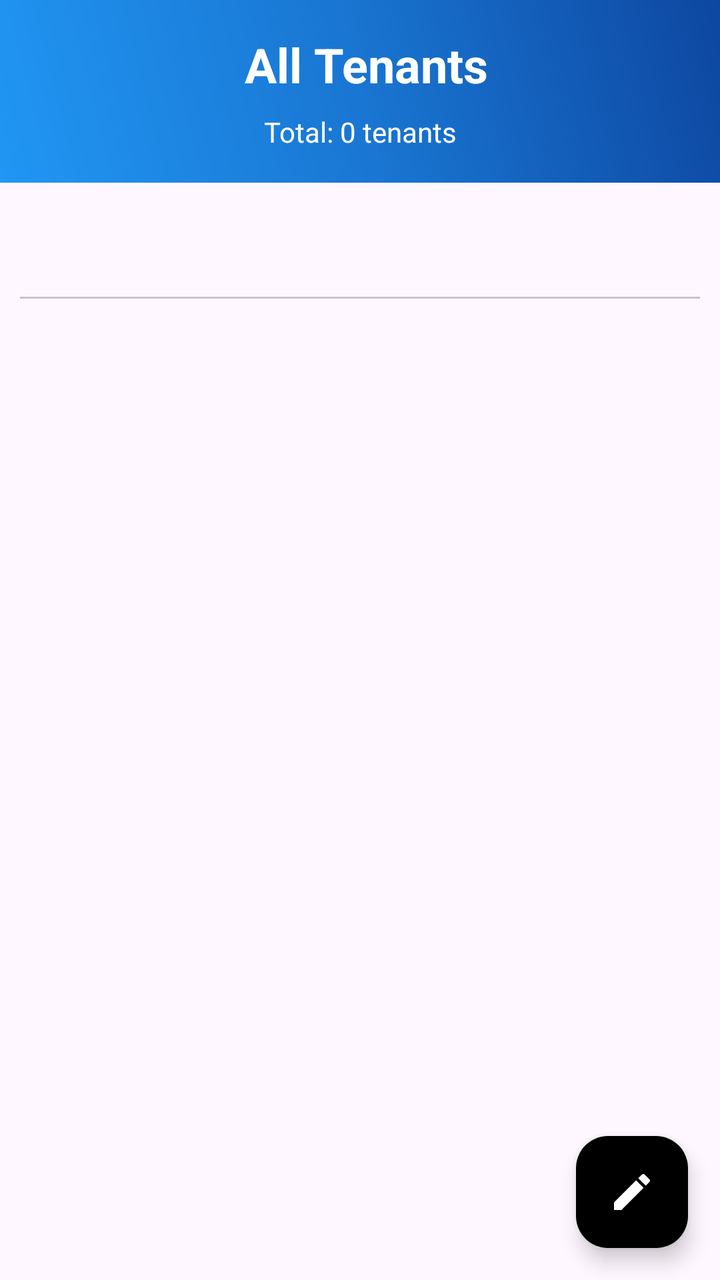
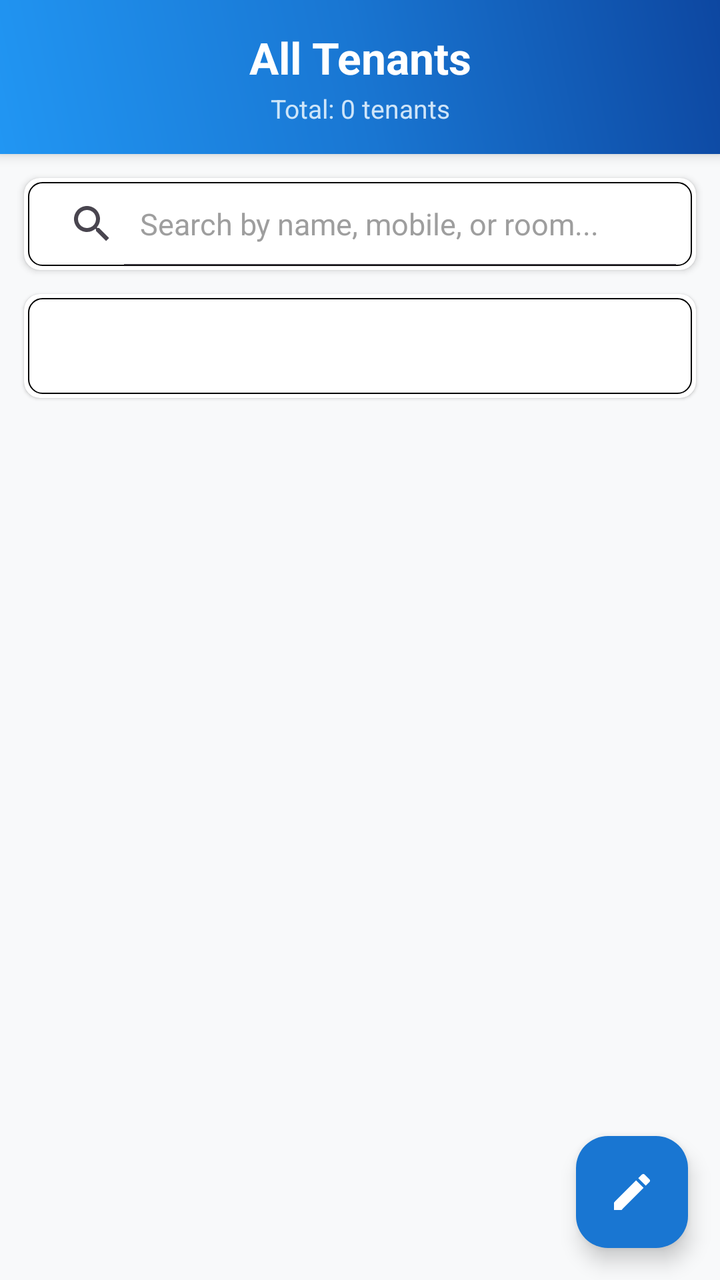

The first picture is an Android layout as it rendered before a commit; the second is the same layout after the commit. The layout source and the unified diff follow.
<!-- AndroidManifest.xml: application theme Theme.RentMangment -->
<!-- res/layout/fragment_tenants_tabbed.xml -->
<?xml version="1.0" encoding="utf-8"?>
<androidx.coordinatorlayout.widget.CoordinatorLayout xmlns:android="http://schemas.android.com/apk/res/android"
    xmlns:app="http://schemas.android.com/apk/res-auto"
    android:layout_width="match_parent"
    android:layout_height="match_parent">

    <LinearLayout
        android:layout_width="match_parent"
        android:layout_height="match_parent"
        android:orientation="vertical">

        


            <LinearLayout
                android:layout_width="match_parent"
                android:layout_height="wrap_content"
                android:orientation="vertical"
                android:padding="16dp"
                android:background="@drawable/nav_header_gradient">

                <TextView
                    android:layout_width="match_parent"
                    android:layout_height="wrap_content"
                    android:text=" All Tenants"
                    android:textSize="24sp"
                    android:textStyle="bold"
                    android:textColor="@color/white"
                    android:gravity="center"
                    android:layout_marginBottom="8dp" />

                <TextView
                    android:id="@+id/tvTotalCount"
                    android:layout_width="match_parent"
                    android:layout_height="wrap_content"
                    android:text="Total: 0 tenants"
                    android:textSize="14sp"
                    android:textColor="@color/white"
                    android:gravity="center" />

            </LinearLayout>


        
        <com.google.android.material.tabs.TabLayout
            android:id="@+id/tabLayout"
            android:layout_width="match_parent"
            android:layout_height="wrap_content"
            android:layout_marginTop="20dp"
            android:layout_marginHorizontal="16dp"
            android:layout_marginBottom="8dp"
            app:tabMode="fixed"
            android:layout_margin="10dp"
            app:tabGravity="fill"
            app:tabSelectedTextColor="@color/black"
            app:tabTextColor="@android:color/darker_gray"
            app:tabIndicatorColor="@color/black"
            app:tabIndicatorHeight="3dp"
            app:tabBackground="@drawable/room_header_background"
            app:tabRippleColor="@color/black" />

        
        <androidx.viewpager2.widget.ViewPager2
            android:id="@+id/viewPager"
            android:layout_width="match_parent"
            android:layout_height="0dp"
            android:layout_weight="1"
            android:layout_marginTop="10dp"
            android:layout_marginHorizontal="8dp" />

    </LinearLayout>

    
    <com.google.android.material.floatingactionbutton.FloatingActionButton
        android:id="@+id/fabAddTenant"
        android:layout_width="wrap_content"
        android:layout_height="wrap_content"
        android:layout_gravity="bottom|end"
        android:layout_margin="16dp"
        android:src="@drawable/ic_edit"
        app:tint="@android:color/white"
        app:backgroundTint="@color/black" />

</androidx.coordinatorlayout.widget.CoordinatorLayout>
<!-- resources referenced by this layout -->
<resources>
  <color name="black">#FF000000</color>
  <color name="white">#FFFFFFFF</color>
  <!-- drawable ic_edit (drawable) -->
  <?xml version="1.0" encoding="utf-8"?>
  <vector xmlns:android="http://schemas.android.com/apk/res/android"
      android:width="24dp"
      android:height="24dp"
      android:viewportWidth="24"
      android:viewportHeight="24">
  
      <path
          android:fillColor="#FF000000"
          android:pathData="M3,17.25V21h3.75L17.81,9.94l-3.75-3.75L3,17.25zM20.71,7.04c0.39,-0.39 0.39,-1.02 0,-1.41l-2.34,-2.34c-0.39,-0.39 -1.02,-0.39 -1.41,0l-1.83,1.83l3.75,3.75L20.71,7.04z" />
  </vector>
  <!-- drawable nav_header_gradient (drawable) -->
  <?xml version="1.0" encoding="utf-8"?>
  <shape xmlns:android="http://schemas.android.com/apk/res/android">
      <gradient
          android:angle="45"
          android:startColor="#2196F3"
          android:centerColor="#1976D2"
          android:endColor="#0D47A1"
          android:type="linear" />
  </shape>
  <!-- drawable room_header_background (drawable) -->
  <?xml version="1.0" encoding="utf-8"?>
  <shape xmlns:android="http://schemas.android.com/apk/res/android"
      android:shape="rectangle">
      <solid android:color="@color/room_header_bg" />
      <corners android:radius="8dp" />
      <stroke android:width="1dp" android:color="@color/room_header_border" />
  </shape>
  <style name="Theme.RentMangment" parent="Base.Theme.RentMangment" />
  <color name="room_header_bg">#E3F2FD</color>
  <color name="room_header_border">#BBDEFB</color>
  <style name="Base.Theme.RentMangment" parent="Theme.Material3.DayNight.NoActionBar">
          
          
      </style>
</resources>

<!-- the commit's change to res/layout/fragment_tenants_tabbed.xml (unified diff, before → after) -->
@@ -1,8 +1,10 @@
 <?xml version="1.0" encoding="utf-8"?>
-<androidx.coordinatorlayout.widget.CoordinatorLayout xmlns:android="http://schemas.android.com/apk/res/android"
+<androidx.coordinatorlayout.widget.CoordinatorLayout
+    xmlns:android="http://schemas.android.com/apk/res/android"
     xmlns:app="http://schemas.android.com/apk/res-auto"
     android:layout_width="match_parent"
-    android:layout_height="match_parent">
+    android:layout_height="match_parent"
+    android:background="#F8F9FA">
 
     <LinearLayout
         android:layout_width="match_parent"
@@ -10,63 +12,102 @@
         android:orientation="vertical">
 
         
-
+        <RelativeLayout
+            android:layout_width="match_parent"
+            android:layout_height="wrap_content"
+            android:background="@drawable/nav_header_gradient"
+            android:elevation="4dp"
+            android:paddingTop="16dp"
+            android:paddingBottom="12dp"
+            android:paddingHorizontal="20dp">
 
             <LinearLayout
                 android:layout_width="match_parent"
                 android:layout_height="wrap_content"
                 android:orientation="vertical"
-                android:padding="16dp"
-                android:background="@drawable/nav_header_gradient">
+                android:layout_centerInParent="true">
 
                 <TextView
                     android:layout_width="match_parent"
                     android:layout_height="wrap_content"
-                    android:text=" All Tenants"
-                    android:textSize="24sp"
+                    android:text="All Tenants"
+                    android:textSize="22sp"
                     android:textStyle="bold"
-                    android:textColor="@color/white"
-                    android:gravity="center"
-                    android:layout_marginBottom="8dp" />
+                    android:textColor="@android:color/white"
+                    android:gravity="center" />
 
                 <TextView
                     android:id="@+id/tvTotalCount"
                     android:layout_width="match_parent"
                     android:layout_height="wrap_content"
                     android:text="Total: 0 tenants"
-                    android:textSize="14sp"
-                    android:textColor="@color/white"
-                    android:gravity="center" />
+                    android:textSize="13sp"
+                    android:layout_marginTop="2dp"
+                    android:textColor="#E3F2FD"
+                    android:gravity="center"
+                    android:alpha="0.9" />
 
             </LinearLayout>
 
+        </RelativeLayout>
 
         
-        <com.google.android.material.tabs.TabLayout
-            android:id="@+id/tabLayout"
+        <androidx.cardview.widget.CardView
             android:layout_width="match_parent"
             android:layout_height="wrap_content"
-            android:layout_marginTop="20dp"
-            android:layout_marginHorizontal="16dp"
+            android:layout_margin="12dp"
+            app:cardCornerRadius="8dp"
+            app:cardElevation="2dp"
+            app:cardBackgroundColor="#FFFFFF">
+
+            <SearchView
+                android:id="@+id/searchView"
+                android:layout_width="match_parent"
+                android:layout_height="42dp"
+                android:iconifiedByDefault="false"
+                android:queryHint="Search by name, mobile, or room..."
+                android:background="@drawable/simple_line_background"
+                android:layout_margin="2dp"
+                android:theme="@style/SearchViewTheme" />
+
+        </androidx.cardview.widget.CardView>
+
+        
+        <androidx.cardview.widget.CardView
+            android:layout_width="match_parent"
+            android:layout_height="wrap_content"
+            android:layout_marginHorizontal="12dp"
             android:layout_marginBottom="8dp"
-            app:tabMode="fixed"
-            android:layout_margin="10dp"
-            app:tabGravity="fill"
-            app:tabSelectedTextColor="@color/black"
-            app:tabTextColor="@android:color/darker_gray"
-            app:tabIndicatorColor="@color/black"
-            app:tabIndicatorHeight="3dp"
-            app:tabBackground="@drawable/room_header_background"
-            app:tabRippleColor="@color/black" />
+            app:cardCornerRadius="8dp"
+            app:cardElevation="1dp"
+            app:cardBackgroundColor="#FFFFFF">
+
+            <com.google.android.material.tabs.TabLayout
+                android:id="@+id/tabLayout"
+                android:layout_width="match_parent"
+                android:layout_height="48dp"
+                android:layout_margin="2dp"
+                app:tabMode="fixed"
+                app:tabGravity="fill"
+                app:tabSelectedTextColor="#1976D2"
+                app:tabTextColor="#757575"
+                app:tabIndicatorColor="#1976D2"
+                app:tabIndicatorHeight="3dp"
+                app:tabRippleColor="#E3F2FD"
+                android:background="@drawable/simple_line_background"
+                />
+
+        </androidx.cardview.widget.CardView>
 
         
         <androidx.viewpager2.widget.ViewPager2
             android:id="@+id/viewPager"
             android:layout_width="match_parent"
             android:layout_height="0dp"
+            android:layout_margin="10dp"
             android:layout_weight="1"
-            android:layout_marginTop="10dp"
-            android:layout_marginHorizontal="8dp" />
+            android:layout_marginHorizontal="4dp"
+            android:layout_marginBottom="4dp" />
 
     </LinearLayout>
 
@@ -78,7 +119,12 @@
         android:layout_gravity="bottom|end"
         android:layout_margin="16dp"
         android:src="@drawable/ic_edit"
+        android:contentDescription="Add new tenant"
         app:tint="@android:color/white"
-        app:backgroundTint="@color/black" />
+        app:backgroundTint="#1976D2"
+        app:elevation="6dp"
+        app:pressedTranslationZ="8dp"
+        app:borderWidth="0dp"
+        app:rippleColor="#BBDEFB" />
 
 </androidx.coordinatorlayout.widget.CoordinatorLayout>
<!-- resource entries referenced after the edit -->
@@ -24,17 +24,19 @@
           android:endColor="#0D47A1"
           android:type="linear" />
   </shape>
-  <!-- drawable room_header_background (drawable) -->
+  <!-- drawable simple_line_background (drawable) -->
   <?xml version="1.0" encoding="utf-8"?>
-  <shape xmlns:android="http://schemas.android.com/apk/res/android"
-      android:shape="rectangle">
-      <solid android:color="@color/room_header_bg" />
-      <corners android:radius="8dp" />
-      <stroke android:width="1dp" android:color="@color/room_header_border" />
+  <shape xmlns:android="http://schemas.android.com/apk/res/android">
+  <solid android:color="@color/white"/>
+      <stroke android:color="@color/black" android:width="0.5dp"/>
+      <corners android:radius="7dp"/>
   </shape>
+  <style name="SearchViewTheme">
+          <item name="android:textColorHint">#9E9E9E</item>
+          <item name="android:textColor">#212121</item>
+          <item name="android:textSize">15sp</item>
+      </style>
   <style name="Theme.RentMangment" parent="Base.Theme.RentMangment" />
-  <color name="room_header_bg">#E3F2FD</color>
-  <color name="room_header_border">#BBDEFB</color>
   <style name="Base.Theme.RentMangment" parent="Theme.Material3.DayNight.NoActionBar">
           
           
